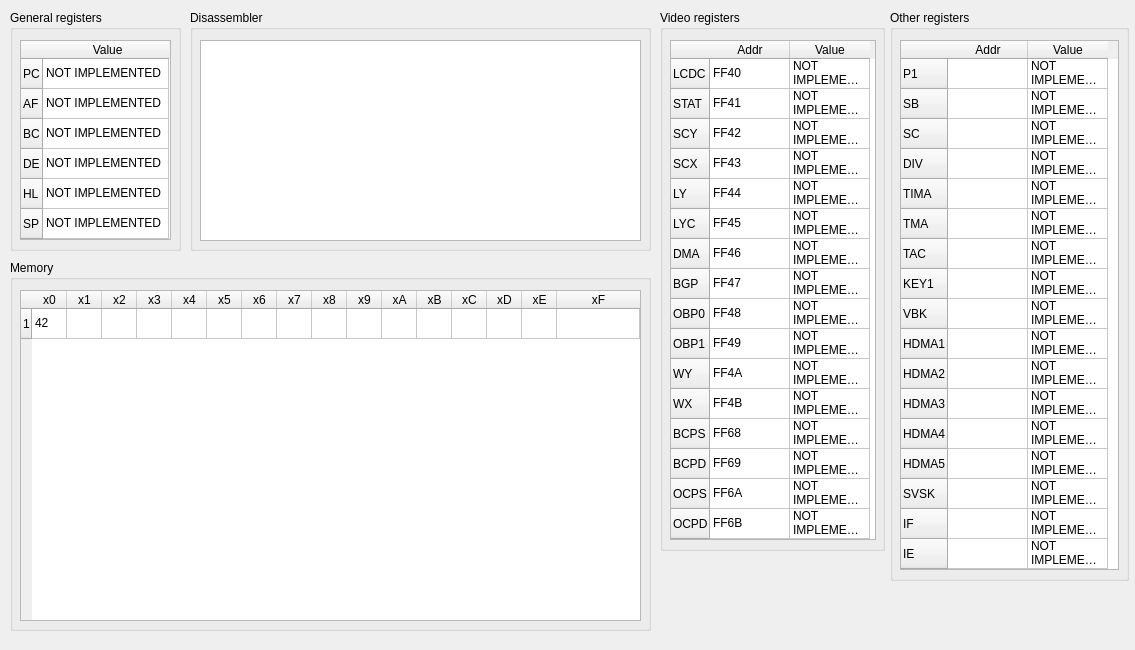
This is GUI/debugwindow.ui in gabkk/Gbemulator as Qt 5 draws it before an edit. The edited form follows.
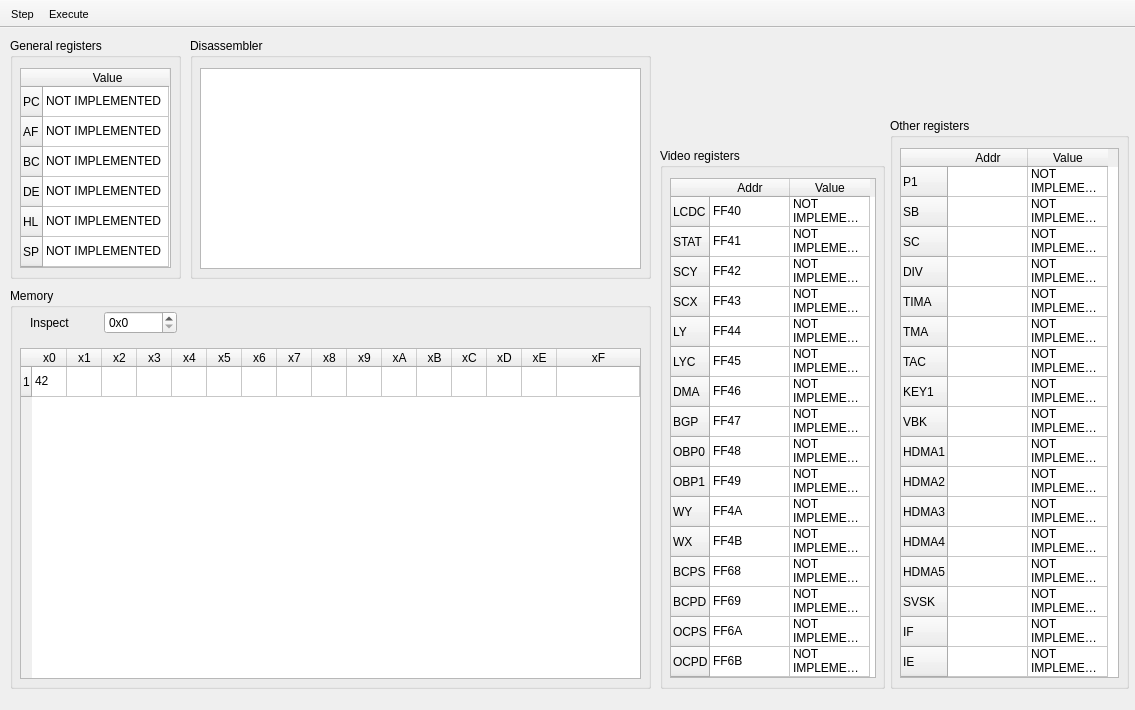
This is the edited form. Icons and pictures are not drawn. Custom widgets are drawn as their Qt base class.

Commit message: Add memory inspector input + focus cell on value change

```diff
--- a/GUI/debugwindow.ui
+++ b/GUI/debugwindow.ui
@@ -7,19 +7,19 @@
     <x>0</x>
     <y>0</y>
     <width>1135</width>
-    <height>650</height>
+    <height>710</height>
    </rect>
   </property>
   <property name="minimumSize">
    <size>
     <width>1135</width>
-    <height>650</height>
+    <height>710</height>
    </size>
   </property>
   <property name="maximumSize">
    <size>
     <width>1135</width>
-    <height>650</height>
+    <height>710</height>
    </size>
   </property>
   <property name="windowTitle">
@@ -32,7 +32,7 @@
       <x>10</x>
       <y>260</y>
       <width>641</width>
-      <height>371</height>
+      <height>401</height>
      </rect>
     </property>
     <property name="title">
@@ -42,7 +42,7 @@
      <property name="geometry">
       <rect>
        <x>10</x>
-       <y>30</y>
+       <y>60</y>
        <width>621</width>
        <height>331</height>
       </rect>
@@ -155,6 +155,47 @@
       </property>
      </item>
     </widget>
+    <widget class="QWidget" name="horizontalLayoutWidget">
+     <property name="geometry">
+      <rect>
+       <x>9</x>
+       <y>20</y>
+       <width>638</width>
+       <height>41</height>
+      </rect>
+     </property>
+     <layout class="QHBoxLayout" name="horizontalLayout" stretch="0,0">
+      <property name="spacing">
+       <number>5</number>
+      </property>
+      <property name="leftMargin">
+       <number>11</number>
+      </property>
+      <property name="topMargin">
+       <number>0</number>
+      </property>
+      <property name="rightMargin">
+       <number>480</number>
+      </property>
+      <item>
+       <widget class="QLabel" name="label">
+        <property name="text">
+         <string>Inspect</string>
+        </property>
+       </widget>
+      </item>
+      <item>
+       <widget class="HexSpinBox" name="inspectMemory">
+        <property name="prefix">
+         <string>0x</string>
+        </property>
+        <property name="maximum">
+         <number>65535</number>
+        </property>
+       </widget>
+      </item>
+     </layout>
+    </widget>
    </widget>
    <widget class="QGroupBox" name="groupBox_5">
     <property name="geometry">
@@ -257,7 +298,7 @@
     <property name="geometry">
      <rect>
       <x>660</x>
-      <y>10</y>
+      <y>120</y>
       <width>225</width>
       <height>541</height>
      </rect>
@@ -551,7 +592,7 @@
     <property name="geometry">
      <rect>
       <x>890</x>
-      <y>10</y>
+      <y>90</y>
       <width>239</width>
       <height>571</height>
      </rect>
@@ -806,7 +847,12 @@
      </attribute>
      <column>
       <property name="text">
-       <string>Address</string>
+       <string>Addr</string>
+      </property>
+     </column>
+     <column>
+      <property name="text">
+       <string>Opcode</string>
       </property>
      </column>
      <column>
@@ -814,14 +860,36 @@
        <string>Instruction</string>
       </property>
      </column>
-     <column>
-      <property name="text">
-       <string>Data</string>
-      </property>
-     </column>
     </widget>
    </widget>
   </widget>
+  <widget class="QToolBar" name="toolBar">
+   <property name="font">
+    <font>
+     <pointsize>8</pointsize>
+    </font>
+   </property>
+   <property name="windowTitle">
+    <string>toolBar</string>
+   </property>
+   <property name="movable">
+    <bool>false</bool>
+   </property>
+   <property name="toolButtonStyle">
+    <enum>Qt::ToolButtonTextBesideIcon</enum>
+   </property>
+   <property name="floatable">
+    <bool>false</bool>
+   </property>
+   <attribute name="toolBarArea">
+    <enum>TopToolBarArea</enum>
+   </attribute>
+   <attribute name="toolBarBreak">
+    <bool>false</bool>
+   </attribute>
+   <addaction name="actionStep"/>
+   <addaction name="actionExecute"/>
+  </widget>
   <action name="actionStep">
    <property name="text">
     <string>Step</string>
@@ -834,6 +902,15 @@
   </action>
  </widget>
  <layoutdefault spacing="6" margin="11"/>
- <resources/>
+ <customwidgets>
+  <customwidget>
+   <class>HexSpinBox</class>
+   <extends>QSpinBox</extends>
+   <header>hexspinbox.h</header>
+  </customwidget>
+ </customwidgets>
+ <resources>
+  <include location="resources.qrc"/>
+ </resources>
  <connections/>
 </ui>
```
Left out of the diff: 14 changed lines with no effect on the pictures. The commit also changes 315 other files.
